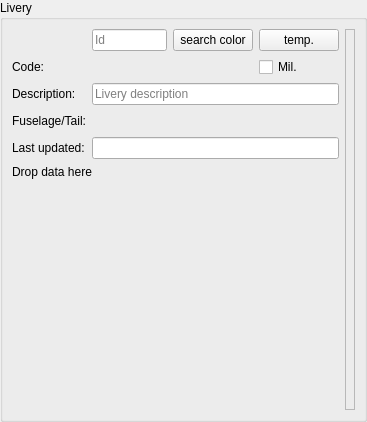
Above: src/blackgui/editors/liveryform.ui from swift-project/pilotclient before the change. Below: the same form after it.
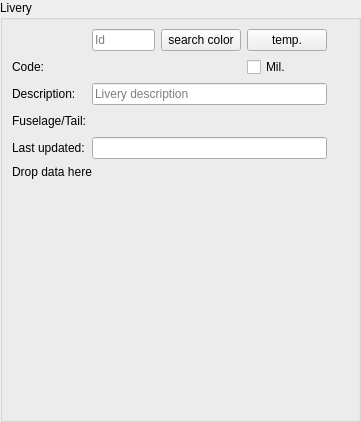
That is the form after the change. Custom widgets are drawn as their Qt base class.

Diff of the .ui file:
```diff
--- a/src/blackgui/editors/liveryform.ui
+++ b/src/blackgui/editors/liveryform.ui
@@ -2,6 +2,14 @@
 <ui version="4.0">
  <class>CLiveryForm</class>
  <widget class="QFrame" name="CLiveryForm">
+  <property name="geometry">
+   <rect>
+    <x>0</x>
+    <y>0</y>
+    <width>361</width>
+    <height>422</height>
+   </rect>
+  </property>
   <property name="windowTitle">
    <string>Livery editor</string>
   </property>
@@ -119,15 +127,15 @@
        <widget class="BlackGui::Editors::CValidationIndicator" name="val_Indicator">
         <property name="minimumSize">
          <size>
-          <width>10</width>
+          <width>16</width>
           <height>0</height>
          </size>
         </property>
-        <property name="frameShape">
-         <enum>QFrame::StyledPanel</enum>
-        </property>
-        <property name="frameShadow">
-         <enum>QFrame::Raised</enum>
+        <property name="maximumSize">
+         <size>
+          <width>16</width>
+          <height>16777215</height>
+         </size>
         </property>
        </widget>
       </item>
```
Left out of the diff: 20 changed lines with no effect on the pictures.
